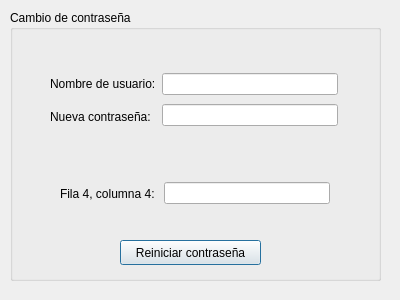
Old version of the form Interfaz/change_password.ui in the repository Los-Pollitos/PI-Redes-Sistemas-Operativos.
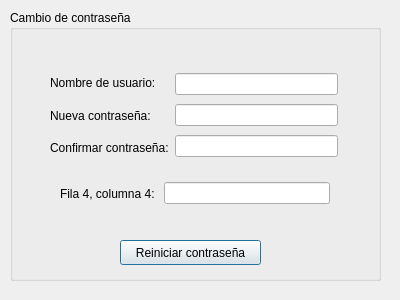
New version of the form.

Commit message: Se arregló bug en Login.

```diff
--- a/Interfaz/change_password.ui
+++ b/Interfaz/change_password.ui
@@ -44,7 +44,7 @@
       <x>40</x>
       <y>60</y>
       <width>288</width>
-      <height>60</height>
+      <height>91</height>
      </rect>
     </property>
     <layout class="QHBoxLayout" name="horizontalLayout">
@@ -64,6 +64,13 @@
          </property>
         </widget>
        </item>
+       <item>
+        <widget class="QLabel" name="label_4">
+         <property name="text">
+          <string>Confirmar contraseña:</string>
+         </property>
+        </widget>
+       </item>
       </layout>
      </item>
      <item>
@@ -74,6 +81,9 @@
        <item>
         <widget class="QLineEdit" name="lineEdit_2"/>
        </item>
+       <item>
+        <widget class="QLineEdit" name="lineEdit_4"/>
+       </item>
       </layout>
      </item>
     </layout>
```
The commit also changes 2 other files.
